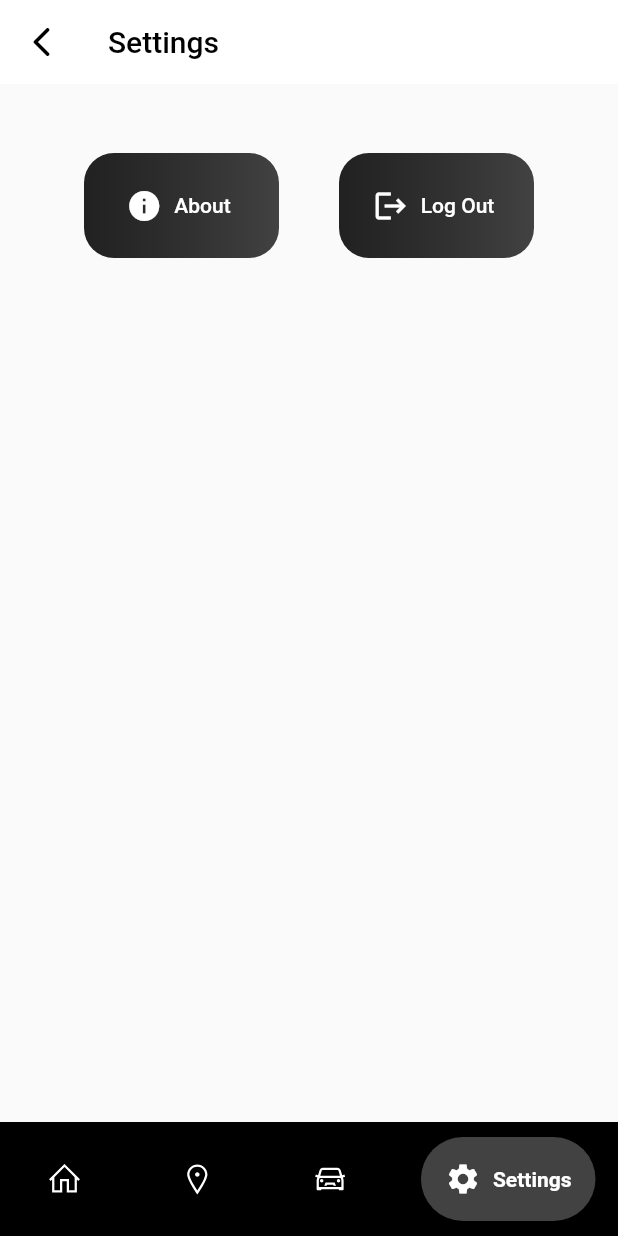
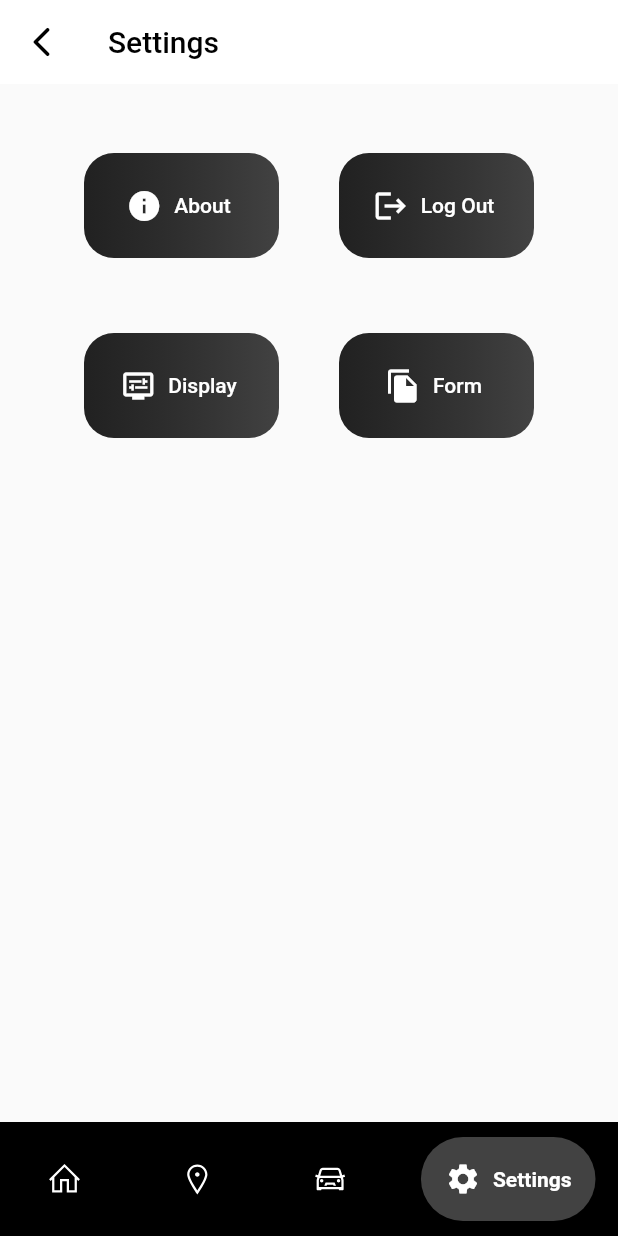
Before and after one commit to dhiyanesh-cyber/car-parking, a Flutter app: the SimpleStartingScreen screen opened by its route, item 4 of the bottom bar chosen, after a tap on "About", on a phone screen of 412 x 824 dp. Run offline on Flutter 3.47's test engine with Material 2 defaults, Android fonts, the phone set to English and light mode, and no system bars; drawn by our look-alikes of google_nav_bar; our stand-ins replace cloud_firestore, firebase_auth, firebase_core, firebase_storage, google_maps_flutter, image_picker and 2 more; accounts and stored records are empty.

Commit message:
local commit

```diff
--- a/lib/settings_page.dart
+++ b/lib/settings_page.dart
@@ -81,10 +81,7 @@ class SettingsPage extends StatelessWidget {
                     child: ElevatedButton.icon(
                       onPressed: () {
                         // Navigate to the AboutPage.
-                       navigateWithAnimation(
-                    animationType: AnimationType.customSlide,
-                    context: context,
-                    pageClass: () => SettingsPage());
+                        Navigator.pushNamed(context, '/aboutUs');
                       },
                       icon: Icon(Icons.info),
                       label: Text(
@@ -127,6 +124,70 @@ class SettingsPage extends StatelessWidget {
                       ),
                     ),
                   ),
+
+
+                ],
+              ),
+              SizedBox(
+                height: 50,
+              ),
+              Row(
+                mainAxisAlignment: MainAxisAlignment.spaceEvenly,
+                children: [
+                  Container(
+                    height: 70.0,
+                    width: 130,
+                    decoration: BoxDecoration(
+                      borderRadius: BorderRadius.circular(20),
+                      gradient: LinearGradient(
+                        colors: [Colors.black87, Colors.grey.shade800],
+                      ),
+                    ),
+                    child: ElevatedButton.icon(
+                      onPressed: () {
+                        // Log out the user and navigate to the LoginPage.
+                        Navigator.pushNamed(context, '/displayPage');
+                      },
+                      icon: Icon(Icons.display_settings),
+                      label: Text('Display'),
+                      style: ElevatedButton.styleFrom(
+                        backgroundColor: Colors.transparent,
+                        shadowColor: Colors.transparent,
+
+                        shape: RoundedRectangleBorder(
+                          borderRadius: BorderRadius.circular(10),
+                        ),
+                      ),
+                    ),
+                  ),
+
+                  Container(
+                    height: 70.0,
+                    width: 130,
+                    decoration: BoxDecoration(
+                      borderRadius: BorderRadius.circular(20),
+                      gradient: LinearGradient(
+                        colors: [Colors.black87, Colors.grey.shade800],
+                      ),
+                    ),
+                    child: ElevatedButton.icon(
+                      onPressed: () {
+                        // Log out the user and navigate to the LoginPage.
+                        Navigator.pushNamed(context, '/form');
+                      },
+                      icon: Icon(Icons.file_copy),
+                      label: Text('Form'),
+                      style: ElevatedButton.styleFrom(
+                        backgroundColor: Colors.transparent,
+                        shadowColor: Colors.transparent,
+
+                        shape: RoundedRectangleBorder(
+                          borderRadius: BorderRadius.circular(10),
+                        ),
+                      ),
+                    ),
+                  ),
+
                 ],
               ),
               SizedBox(height: 16), // Add some spacing between buttons
--- a/lib/simple_starting_screen.dart
+++ b/lib/simple_starting_screen.dart
@@ -119,7 +119,7 @@ class _SimpleStartingScreenState extends State<SimpleStartingScreen> {
         selectedIndex: currentIndex,
         onTabChange: (index) {
           setState(() {
-            currentIndex = index;
+            currentIndex;
           });
           switch (index) {
             case 1:
@@ -129,6 +129,7 @@ class _SimpleStartingScreenState extends State<SimpleStartingScreen> {
               Navigator.pushNamed(context, '/parkingsPage');
               break;
             case 3:
+
 
               navigateWithAnimation(
                     animationType: AnimationType.customSlide,
```
